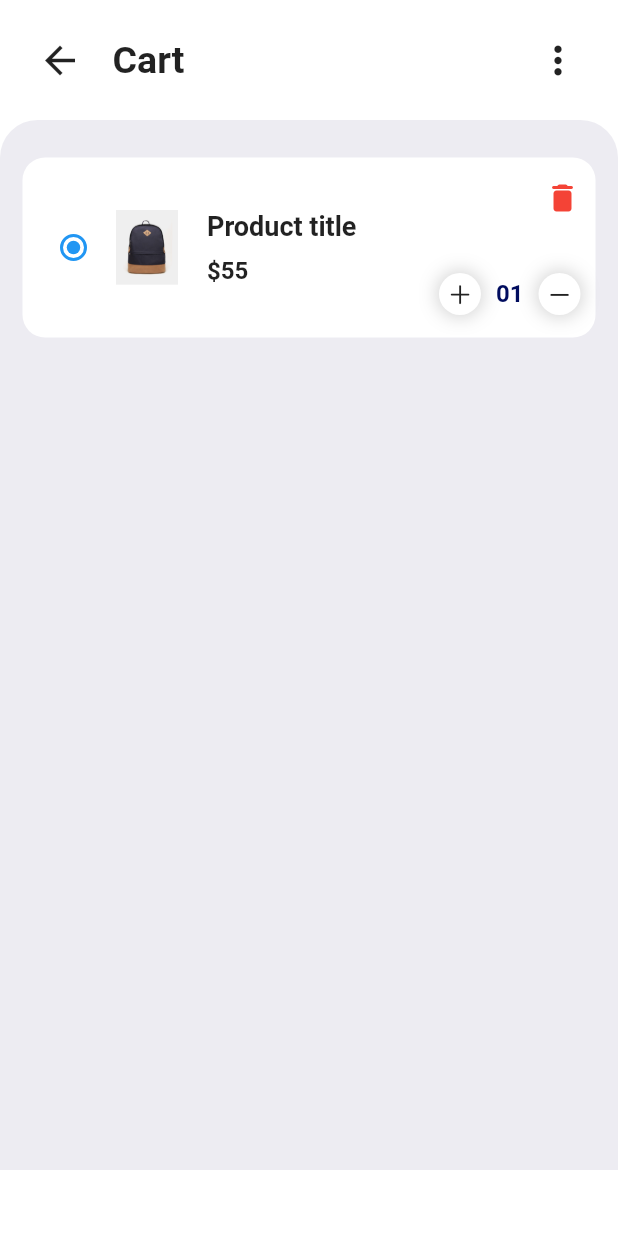
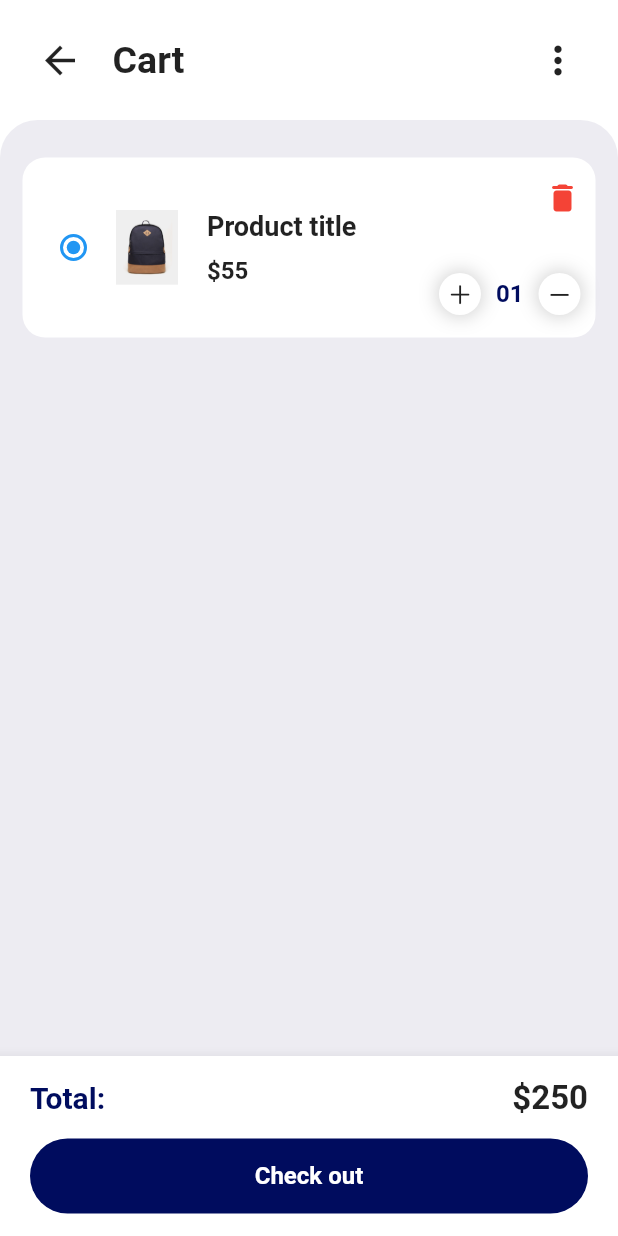
Before and after one commit to smreeti/jsjflutterapp, a Flutter app: the CartPage screen opened by its route, on a phone screen of 412 x 824 dp. Run offline on Flutter 3.47's test engine with Material 2 defaults, Android fonts, the phone set to English and light mode, and no system bars; our stand-ins replace curved_navigation_bar.

Commit message:
add to cart functionality

```diff
--- a/lib/main.dart
+++ b/lib/main.dart
@@ -7,7 +7,7 @@ void main() {
 }
 
 class MyApp extends StatelessWidget {
-  const MyApp({super.key});
+  const MyApp({Key? key}) : super(key: key);
 
   // This widget is the root of your application.
   @override
--- /dev/null
+++ b/lib/models/CartProduct.dart
@@ -0,0 +1,8 @@
+import 'package:jsjflutterapp/models/Product.dart';
+
+class CartProduct {
+  final Product product;
+  int quantity;
+
+  CartProduct({required this.product, this.quantity = 1});
+}
--- a/lib/models/Product.dart
+++ b/lib/models/Product.dart
@@ -1,11 +1,13 @@
 class Product {
+  int productId;
   String title;
   double price;
   String imageUrl;
   String discount;
 
   Product(
-      {required this.title,
+      {required this.productId,
+      required this.title,
       required this.price,
       required this.imageUrl,
       required this.discount});
--- a/lib/pages/Cartpage.dart
+++ b/lib/pages/Cartpage.dart
@@ -1,9 +1,10 @@
 import 'package:flutter/material.dart';
 import 'package:jsjflutterapp/widgets/CartAppBar.dart';
+import 'package:jsjflutterapp/widgets/CartBottomNavBar.dart';
 import 'package:jsjflutterapp/widgets/CartItem.dart';
 
 class CartPage extends StatelessWidget {
-  const CartPage({super.key});
+  const CartPage({Key? key}) : super(key: key);
 
   @override
   Widget build(BuildContext context) {
@@ -21,11 +22,29 @@ class CartPage extends StatelessWidget {
                   topRight: Radius.circular(25),
                 )),
             child: Column(
-              children: const [CartItem()],
+              children:  [CartItem()],
             ),
-          )
+          ),
+          Container(
+            margin: const EdgeInsets.symmetric(vertical: 20, horizontal: 15),
+            padding: const EdgeInsets.all(10),
+            child: Row(
+              children: [
+                Container(
+                  decoration: BoxDecoration(
+                    borderRadius: BorderRadius.circular(25),
+                  ),
+                  child: const Icon(
+                    Icons.add,
+                    color: Colors.white,
+                  ),
+                ),
+              ],
+            ),
+          ),
         ],
       ),
+      bottomNavigationBar: const CartBottomNavBar(),
     );
   }
 }
--- a/lib/pages/Homepage.dart
+++ b/lib/pages/Homepage.dart
@@ -88,7 +88,7 @@ class Homepage extends StatelessWidget {
                 ),
 
                 //Items widget
-                const ItemsWidget(),
+                ItemsWidget(),
               ],
             ),
           )
--- a/lib/utils/CommonUtility.dart
+++ b/lib/utils/CommonUtility.dart
@@ -18,21 +18,25 @@ List<Product> getProducts() {
   const baseUrl = "images/products/";
   List<Product> products = [
     Product(
+        productId: 1,
         title: 'Women\'s Printed T-shirt',
         price: 10.99,
         imageUrl: "${baseUrl}women-tshirt.png",
         discount: '-5%'),
     Product(
+        productId: 2,
         title: 'Men Grey Jacket',
         price: 20.99,
         imageUrl: "${baseUrl}men-jacket.png",
         discount: '-15%'),
     Product(
+        productId: 3,
         title: 'Red Shirt for Kids',
         price: 30.99,
         imageUrl: "${baseUrl}red-shirt.png",
         discount: '-1%'),
     Product(
+        productId: 4,
         title: 'Black Bagpack',
         price: 12.99,
         imageUrl: "${baseUrl}bagpack.png",
--- /dev/null
+++ b/lib/widgets/CartBottomNavBar.dart
@@ -0,0 +1,51 @@
+import 'package:flutter/material.dart';
+import 'package:jsjflutterapp/utils/CommonUtility.dart';
+
+class CartBottomNavBar extends StatelessWidget {
+  const CartBottomNavBar({super.key});
+
+  @override
+  Widget build(BuildContext context) {
+    return BottomAppBar(
+      child: Container(
+        padding: const EdgeInsets.symmetric(horizontal: 20, vertical: 15),
+        height: 120,
+        child: Column(
+          mainAxisAlignment: MainAxisAlignment.spaceBetween,
+          children: [
+            Row(
+              mainAxisAlignment: MainAxisAlignment.spaceBetween,
+              children: [
+                Text(
+                  "Total:",
+                  style: TextStyle(
+                      color: getPrimaryColor(),
+                      fontSize: 20,
+                      fontWeight: FontWeight.bold),
+                ),
+                const Text("\$250",
+                    style: TextStyle(fontWeight: FontWeight.bold, fontSize: 22))
+              ],
+            ),
+            Container(
+              height: 50,
+              alignment: Alignment.center,
+              width: double.infinity,
+              decoration: BoxDecoration(
+                  color: getPrimaryColor(),
+                  borderRadius: BorderRadius.circular(25)),
+              child: const Text(
+                "Check out",
+                style: TextStyle(
+                  fontSize: 16,
+                  fontWeight: FontWeight.bold,
+                  color: Colors.white,
+                ),
+              ),
+            )
+          ],
+        ),
+      ),
+    );
+  }
+}
--- a/lib/widgets/CartItem.dart
+++ b/lib/widgets/CartItem.dart
@@ -27,7 +27,7 @@ class CartItem extends StatelessWidget {
                 Container(
                   height: 50,
                   width: 50,
-                  margin: EdgeInsets.only(right: 15),
+                  margin: const EdgeInsets.only(right: 15),
                   child: Image.asset("images/products/bagpack.png"),
                 ),
                 Padding(
@@ -35,7 +35,7 @@ class CartItem extends StatelessWidget {
                   child: Column(
                     crossAxisAlignment: CrossAxisAlignment.start,
                     mainAxisAlignment: MainAxisAlignment.spaceBetween,
-                    children: [
+                    children: const [
                       Text("Product title",
                           style: TextStyle(
                               fontSize: 18, fontWeight: FontWeight.bold)),
@@ -47,21 +47,21 @@ class CartItem extends StatelessWidget {
                     ],
                   ),
                 ),
-                Spacer(),
+                const Spacer(),
                 Padding(
-                  padding: EdgeInsets.symmetric(vertical: 5),
+                  padding: const EdgeInsets.symmetric(vertical: 5),
                   child: Column(
                     crossAxisAlignment: CrossAxisAlignment.end,
                     mainAxisAlignment: MainAxisAlignment.spaceBetween,
                     children: [
-                      Icon(
+                      const Icon(
                         Icons.delete_rounded,
                         color: Colors.red,
                       ),
                       Row(
                         children: [
                           Container(
-                            padding: EdgeInsets.all(5),
+                            padding: const EdgeInsets.all(5),
                             decoration: BoxDecoration(
                               borderRadius: BorderRadius.circular(25),
                               boxShadow: [
@@ -72,7 +72,7 @@ class CartItem extends StatelessWidget {
                               ],
                               color: Colors.white,
                             ),
-                            child: Icon(
+                            child: const Icon(
                               CupertinoIcons.plus,
                               size: 18,
                             ),
@@ -88,7 +88,7 @@ class CartItem extends StatelessWidget {
                             ),
                           ),
                           Container(
-                            padding: EdgeInsets.all(5),
+                            padding: const EdgeInsets.all(5),
                             decoration: BoxDecoration(
                               borderRadius: BorderRadius.circular(25),
                               boxShadow: [
@@ -99,7 +99,7 @@ class CartItem extends StatelessWidget {
                               ],
                               color: Colors.white,
                             ),
-                            child: Icon(
+                            child: const Icon(
                               CupertinoIcons.minus,
                               size: 18,
                             ),
--- a/lib/widgets/ItemsWidget.dart
+++ b/lib/widgets/ItemsWidget.dart
@@ -1,9 +1,9 @@
 import 'package:flutter/material.dart';
+import 'package:jsjflutterapp/models/CartProduct.dart';
 import 'package:jsjflutterapp/models/Product.dart';
 import 'package:jsjflutterapp/utils/CommonUtility.dart';
 
 class ItemsWidget extends StatelessWidget {
-  const ItemsWidget({Key? key}) : super(key: key);
 
   @override
   Widget build(BuildContext context) {
@@ -75,7 +75,11 @@ class ItemsWidget extends StatelessWidget {
                               fontWeight: FontWeight.bold),
                         ),
                       ),
-                      Padding(
+                      InkWell(
+                        onTap: () {
+                          Navigator.pushNamed(context, "cart");
+                        },
+                        child: Padding(
                           padding: const EdgeInsets.symmetric(vertical: 10),
                           child: Row(
                             mainAxisAlignment: MainAxisAlignment.spaceBetween,
@@ -91,7 +95,8 @@ class ItemsWidget extends StatelessWidget {
                               )
                             ],
                           ),
-                      )
+                        ),
+                      ),
                     ],
                   ),
                 ),
```
Lines whose indentation alone changed are shown as unchanged.
